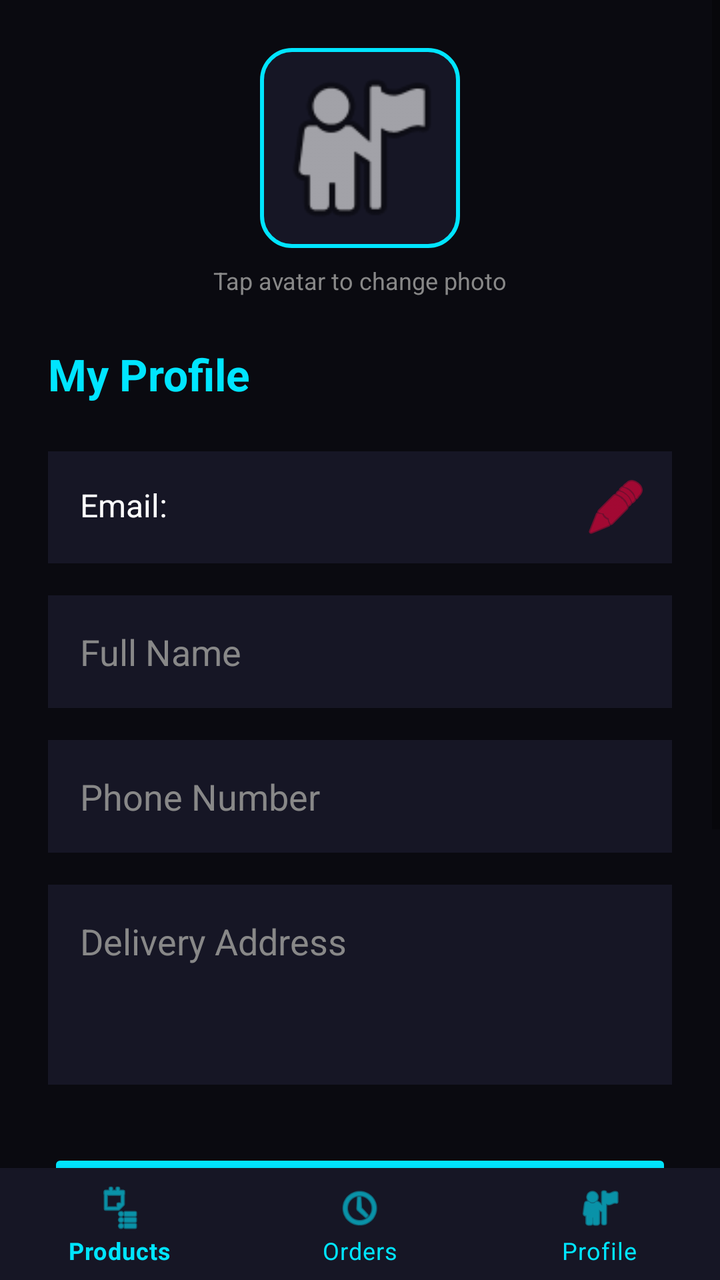
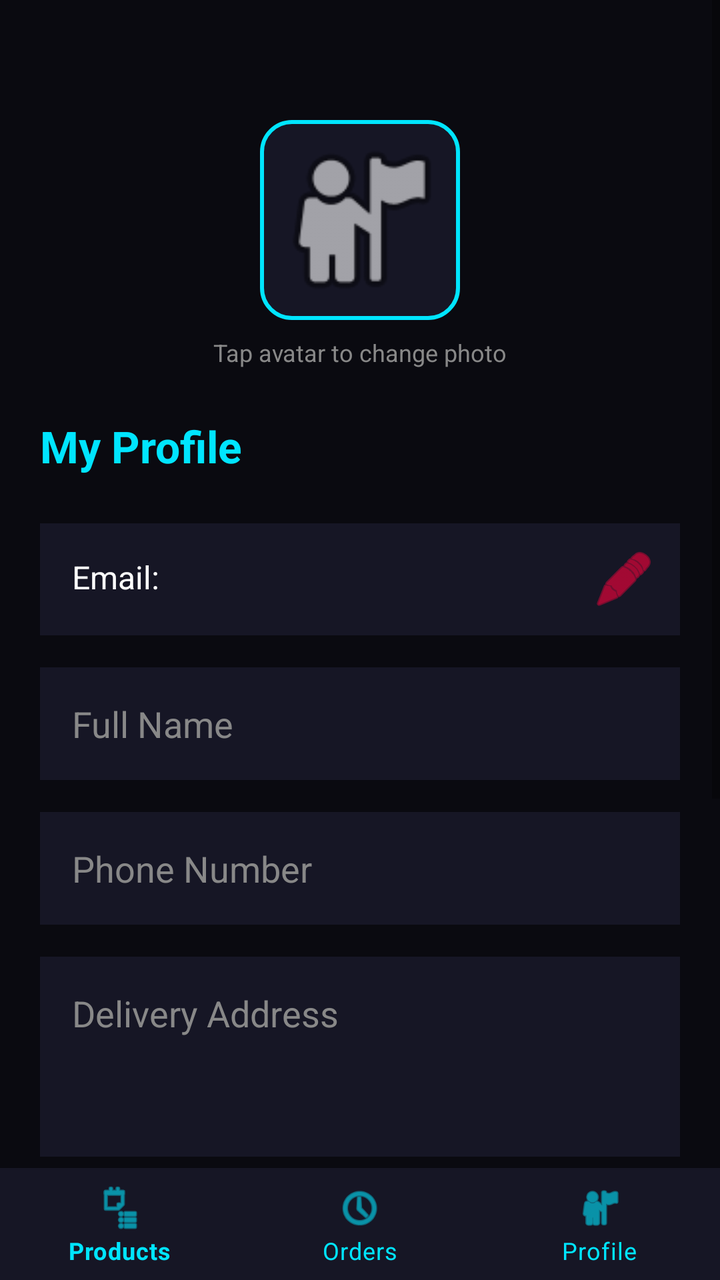

Before-and-after screenshots of an Android layout around one commit, followed by the original layout XML and the change that was made.
<!-- AndroidManifest.xml: application theme Theme.PrintXpress -->
<!-- res/layout/activity_profile.xml -->
<?xml version="1.0" encoding="utf-8"?>
<RelativeLayout xmlns:android="http://schemas.android.com/apk/res/android"
    xmlns:app="http://schemas.android.com/apk/res-auto"
    android:layout_width="match_parent"
    android:layout_height="match_parent"
    android:background="#0A0A10">

    <ScrollView
        android:layout_width="match_parent"
        android:layout_height="match_parent"
        android:layout_above="@+id/bottomNavigationView">

        <LinearLayout
            android:layout_width="match_parent"
            android:layout_height="wrap_content"
            android:orientation="vertical"
            android:padding="24dp"
            android:gravity="center_horizontal">

            
            <ImageView
                android:id="@+id/ivProfilePic"
                android:layout_width="100dp"
                android:layout_height="100dp"
                android:src="@android:drawable/ic_menu_myplaces"
                android:background="@drawable/cyber_card_bg"
                android:scaleType="centerCrop"
                android:padding="4dp"
                android:layout_marginBottom="8dp"/>

            <TextView
                android:layout_width="wrap_content"
                android:layout_height="wrap_content"
                android:text="Tap avatar to change photo"
                android:textColor="#888888"
                android:textSize="12sp"
                android:layout_marginBottom="24dp"/>

            <TextView
                android:layout_width="match_parent"
                android:layout_height="wrap_content"
                android:text="My Profile"
                android:textSize="22sp"
                android:textStyle="bold"
                android:textColor="#00E5FF"
                android:layout_marginBottom="24dp"/>

            
            <LinearLayout
                android:layout_width="match_parent"
                android:layout_height="wrap_content"
                android:orientation="horizontal"
                android:layout_marginBottom="16dp"
                android:background="#161625"
                android:padding="4dp">

                <TextView
                    android:id="@+id/tvEmail"
                    android:layout_width="0dp"
                    android:layout_weight="1"
                    android:layout_height="wrap_content"
                    android:text="Email: "
                    android:textSize="16sp"
                    android:textColor="#FFFFFF"
                    android:padding="12dp" />

                <ImageButton
                    android:id="@+id/btnEditEmail"
                    android:layout_width="48dp"
                    android:layout_height="48dp"
                    android:src="@android:drawable/ic_menu_edit"
                    android:background="?attr/selectableItemBackground"
                    app:tint="#FF003C" />
            </LinearLayout>

            <EditText
                android:id="@+id/etName"
                android:layout_width="match_parent"
                android:layout_height="wrap_content"
                android:hint="Full Name"
                android:textColor="#FFFFFF"
                android:textColorHint="#888888"
                android:inputType="textPersonName"
                android:padding="16dp"
                android:background="#161625"
                android:layout_marginBottom="16dp"/>

            <EditText
                android:id="@+id/etPhone"
                android:layout_width="match_parent"
                android:layout_height="wrap_content"
                android:hint="Phone Number"
                android:textColor="#FFFFFF"
                android:textColorHint="#888888"
                android:inputType="phone"
                android:padding="16dp"
                android:background="#161625"
                android:layout_marginBottom="16dp"/>

            <EditText
                android:id="@+id/etAddress"
                android:layout_width="match_parent"
                android:layout_height="100dp"
                android:hint="Delivery Address"
                android:textColor="#FFFFFF"
                android:textColorHint="#888888"
                android:gravity="top|left"
                android:inputType="textMultiLine"
                android:padding="16dp"
                android:background="#161625"
                android:layout_marginBottom="32dp"/>

            <androidx.appcompat.widget.AppCompatButton
                android:id="@+id/btnSaveProfile"
                android:layout_width="match_parent"
                android:layout_height="wrap_content"
                android:text="Save Profile"
                android:textColor="#000000"
                android:padding="12dp"
                android:backgroundTint="#00E5FF"
                android:layout_marginBottom="16dp"
                android:textStyle="bold"/>

            
            <androidx.appcompat.widget.AppCompatButton
                android:id="@+id/btnViewSavedDesigns"
                android:layout_width="match_parent"
                android:layout_height="60dp"
                android:text="View Saved Designs"
                android:textColor="#9D00FF"
                android:background="@drawable/cyber_card_bg"
                android:drawableStart="@android:drawable/ic_menu_agenda"
                android:drawableTint="#9D00FF"
                android:paddingStart="24dp"
                android:paddingEnd="24dp"
                android:layout_marginBottom="16dp"
                android:textStyle="bold"/>

            
            <androidx.appcompat.widget.AppCompatButton
                android:id="@+id/btnLogout"
                android:layout_width="match_parent"
                android:layout_height="60dp"
                android:text="Logout Session"
                android:textColor="#FF003C"
                android:background="@drawable/cyber_card_bg"
                android:drawableStart="@android:drawable/ic_lock_power_off"
                android:drawableTint="#FF003C"
                android:paddingStart="24dp"
                android:paddingEnd="24dp"
                android:layout_marginBottom="24dp"
                android:textStyle="bold"/>

        </LinearLayout>
    </ScrollView>

    <com.google.android.material.bottomnavigation.BottomNavigationView
        android:id="@+id/bottomNavigationView"
        android:layout_width="match_parent"
        android:layout_height="wrap_content"
        android:layout_alignParentBottom="true"
        android:background="#161625"
        app:itemIconTint="#00E5FF"
        app:itemTextColor="#00E5FF"
        app:menu="@menu/bottom_nav_menu" />

</RelativeLayout>
<!-- resources referenced by this layout -->
<resources>
  <!-- drawable cyber_card_bg (drawable) -->
  <?xml version="1.0" encoding="utf-8"?>
  <shape xmlns:android="http://schemas.android.com/apk/res/android"
      android:shape="rectangle">
      <solid android:color="#161625"/>
      <stroke android:width="2dp" android:color="#00E5FF"/>
      <corners android:radius="15dp"/>
  </shape>
  <style name="Theme.PrintXpress" parent="Base.Theme.PrintXpress" />
  <style name="Base.Theme.PrintXpress" parent="Theme.MaterialComponents.DayNight.NoActionBar">
          
          <item name="colorPrimary">@color/cyber_cyan</item>
          <item name="colorPrimaryVariant">@color/cyber_purple</item>
          <item name="colorOnPrimary">@color/white</item>
          <item name="colorSecondary">@color/cyber_pink</item>
  
          
          <item name="android:windowBackground">@color/cyber_light_bg</item>
          <item name="colorSurface">@color/cyber_card_light</item>
          <item name="android:textColor">@color/black</item>
      </style>
  <color name="cyber_cyan">#00E5FF</color>
  <color name="cyber_purple">#9D00FF</color>
  <color name="white">#FFFFFFFF</color>
  <color name="cyber_pink">#FF003C</color>
  <color name="cyber_light_bg">#F4F4FA</color>
  <color name="cyber_card_light">#FFFFFF</color>
  <color name="black">#FF000000</color>
</resources>

<!-- the commit's change to res/layout/activity_profile.xml (unified diff, before → after) -->
@@ -14,7 +14,10 @@
             android:layout_width="match_parent"
             android:layout_height="wrap_content"
             android:orientation="vertical"
-            android:padding="24dp"
+            android:paddingStart="20dp"
+            android:paddingEnd="20dp"
+            android:paddingBottom="20dp"
+            android:paddingTop="60dp"
             android:gravity="center_horizontal">
 
             
